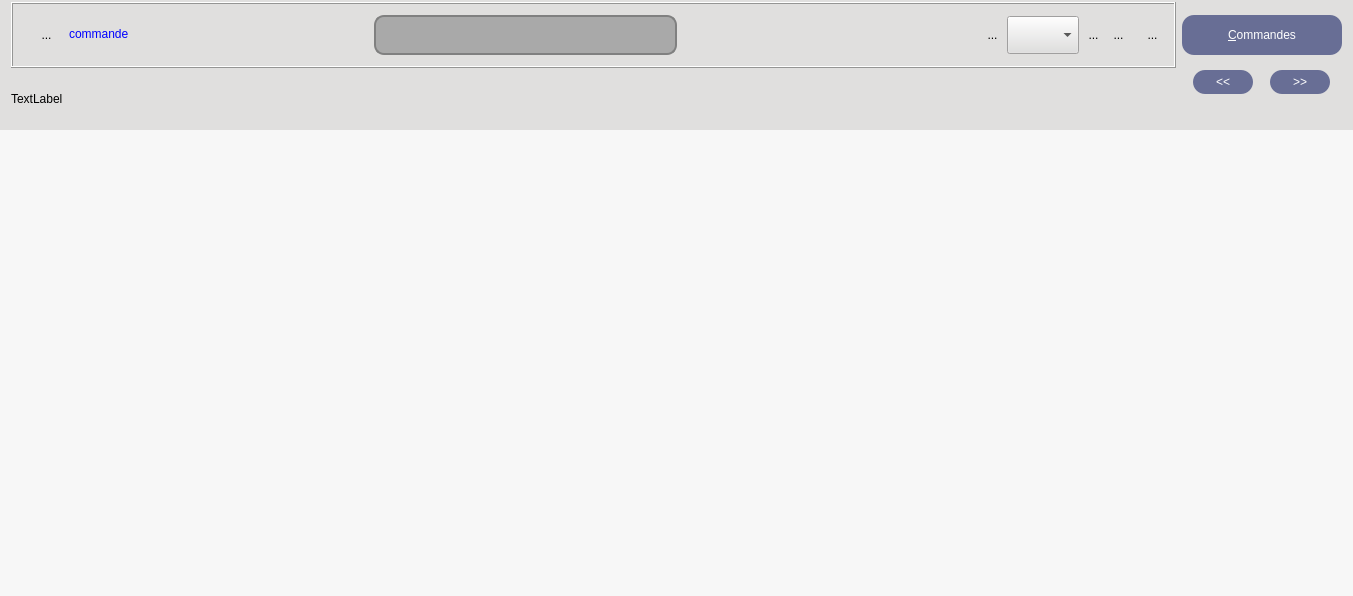
Above: UiQT5/desWidgetCommande.ui from SalomePlatform/eficas_tools before the change. Below: the same form after it.
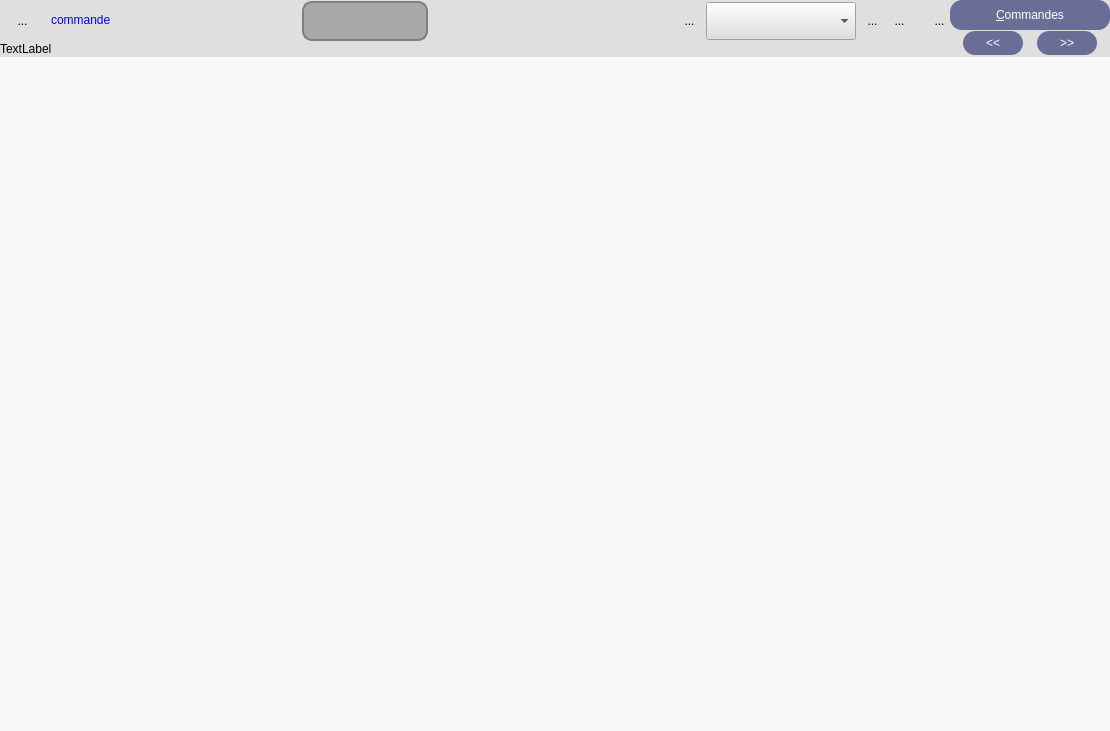
That is the form after the change. Icons and pictures are not drawn. Custom widgets are drawn as their Qt base class.

What changed in the file:
```diff
--- a/UiQT5/desWidgetCommande.ui
+++ b/UiQT5/desWidgetCommande.ui
@@ -6,8 +6,8 @@
    <rect>
     <x>0</x>
     <y>0</y>
-    <width>1353</width>
-    <height>596</height>
+    <width>1110</width>
+    <height>731</height>
    </rect>
   </property>
   <property name="sizePolicy">
@@ -32,7 +32,7 @@
    <string notr="true">background-color : rgb(224,223,222);
 font : 'times' 9px</string>
   </property>
-  <layout class="QVBoxLayout" name="verticalLayout_4">
+  <layout class="QVBoxLayout" name="verticalLayout_5">
    <property name="spacing">
     <number>0</number>
    </property>
@@ -50,46 +50,32 @@
      <property name="minimumSize">
       <size>
        <width>0</width>
-       <height>130</height>
+       <height>8</height>
       </size>
      </property>
      <property name="maximumSize">
       <size>
        <width>16777215</width>
-       <height>130</height>
+       <height>75</height>
       </size>
      </property>
      <property name="styleSheet">
       <string notr="true">background-color:rgb(224,223,222)</string>
      </property>
-     <layout class="QGridLayout" name="gridLayout_2">
-      <property name="topMargin">
-       <number>2</number>
+     <layout class="QHBoxLayout" name="horizontalLayout_2">
+      <property name="spacing">
+       <number>0</number>
       </property>
-      <property name="bottomMargin">
-       <number>3</number>
+      <property name="margin">
+       <number>0</number>
       </property>
-      <property name="verticalSpacing">
-       <number>2</number>
-      </property>
-      <item row="0" column="0">
-       <widget class="QFrame" name="frame_2">
-        <property name="sizePolicy">
-         <sizepolicy hsizetype="Preferred" vsizetype="Fixed">
-          <horstretch>0</horstretch>
-          <verstretch>0</verstretch>
-         </sizepolicy>
-        </property>
-        <property name="frameShape">
-         <enum>QFrame::Box</enum>
-        </property>
-        <property name="frameShadow">
-         <enum>QFrame::Raised</enum>
-        </property>
+      <item>
+       <layout class="QVBoxLayout" name="verticalLayout_3">
+        <property name="spacing">
+         <number>0</number>
+        </property>
+        <item>
         <layout class="QHBoxLayout" name="horizontalLayout">
-         <property name="spacing">
-          <number>0</number>
-         </property>
          <item>
           <spacer name="horizontalSpacer_5">
            <property name="orientation">
@@ -185,30 +171,26 @@
            </property>
           </widget>
          </item>
-         <item>
-          <spacer name="toto">
-           <property name="orientation">
-            <enum>Qt::Horizontal</enum>
-           </property>
-           <property name="sizeType">
-            <enum>QSizePolicy::Maximum</enum>
-           </property>
-           <property name="sizeHint" stdset="0">
-            <size>
-             <width>2</width>
-             <height>40</height>
-            </size>
-           </property>
-          </spacer>
-         </item>
          <item>
           <widget class="QLineEdit" name="LENom">
            <property name="sizePolicy">
-            <sizepolicy hsizetype="MinimumExpanding" vsizetype="Preferred">
+             <sizepolicy hsizetype="Fixed" vsizetype="Preferred">
              <horstretch>0</horstretch>
              <verstretch>0</verstretch>
             </sizepolicy>
            </property>
+            <property name="minimumSize">
+             <size>
+              <width>0</width>
+              <height>40</height>
+             </size>
+            </property>
+            <property name="maximumSize">
+             <size>
+              <width>16777215</width>
+              <height>200</height>
+             </size>
+            </property>
            <property name="toolTip">
             <string>Nom de l'objet. Seuls, les objets valides peuvent être nommés</string>
            </property>
@@ -239,36 +221,12 @@
            </property>
            <property name="sizeHint" stdset="0">
             <size>
-             <width>108</width>
-             <height>20</height>
+              <width>18</width>
+              <height>17</height>
             </size>
            </property>
           </spacer>
          </item>
-         <item>
-          <spacer name="horizontalSpacer_2">
-           <property name="orientation">
-            <enum>Qt::Horizontal</enum>
-           </property>
-           <property name="sizeType">
-            <enum>QSizePolicy::Ignored</enum>
-           </property>
-           <property name="sizeHint" stdset="0">
-            <size>
-             <width>2</width>
-             <height>40</height>
-            </size>
-           </property>
-          </spacer>
-         </item>
-         <item>
-          <layout class="QHBoxLayout" name="horizontalLayout_2">
-           <property name="spacing">
-            <number>4</number>
-           </property>
-           <property name="sizeConstraint">
-            <enum>QLayout::SetFixedSize</enum>
-           </property>
            <item>
             <widget class="QToolButton" name="RBRun">
              <property name="minimumSize">
@@ -317,7 +275,7 @@
              </property>
              <property name="minimumSize">
               <size>
-               <width>0</width>
+              <width>150</width>
                <height>38</height>
               </size>
              </property>
@@ -326,44 +284,6 @@
              </property>
             </widget>
            </item>
-           <item>
-            <widget class="QToolButton" name="RBInfo">
-             <property name="minimumSize">
-              <size>
-               <width>21</width>
-               <height>31</height>
-              </size>
-             </property>
-             <property name="maximumSize">
-              <size>
-               <width>31</width>
-               <height>31</height>
-              </size>
-             </property>
-             <property name="focusPolicy">
-              <enum>Qt::ClickFocus</enum>
-             </property>
-             <property name="toolTip">
-              <string>ouvre un navigateur sur l'aide contextuelle</string>
-             </property>
-             <property name="styleSheet">
-              <string notr="true">border : 0px</string>
-             </property>
-             <property name="text">
-              <string>...</string>
-             </property>
-             <property name="icon">
-              <iconset>
-               <normaloff>../../../.designer/Editeur/icons/point-interrogation.png</normaloff>../../../.designer/Editeur/icons/point-interrogation.png</iconset>
-             </property>
-             <property name="iconSize">
-              <size>
-               <width>21</width>
-               <height>31</height>
-              </size>
-             </property>
-            </widget>
-           </item>
            <item>
             <widget class="QToolButton" name="RBRegle">
              <property name="minimumSize">
@@ -402,7 +322,43 @@
              </property>
             </widget>
            </item>
-          </layout>
+          <item>
+           <widget class="QToolButton" name="RBInfo">
+            <property name="minimumSize">
+             <size>
+              <width>21</width>
+              <height>31</height>
+             </size>
+            </property>
+            <property name="maximumSize">
+             <size>
+              <width>31</width>
+              <height>31</height>
+             </size>
+            </property>
+            <property name="focusPolicy">
+             <enum>Qt::ClickFocus</enum>
+            </property>
+            <property name="toolTip">
+             <string>ouvre un navigateur sur l'aide contextuelle</string>
+            </property>
+            <property name="styleSheet">
+             <string notr="true">border : 0px</string>
+            </property>
+            <property name="text">
+             <string>...</string>
+            </property>
+            <property name="icon">
+             <iconset>
+              <normaloff>../../../.designer/Editeur/icons/point-interrogation.png</normaloff>../../../.designer/Editeur/icons/point-interrogation.png</iconset>
+            </property>
+            <property name="iconSize">
+             <size>
+              <width>21</width>
+              <height>31</height>
+             </size>
+            </property>
+           </widget>
          </item>
          <item>
           <spacer name="horizontalSpacer_4">
@@ -459,17 +415,31 @@
           </widget>
          </item>
         </layout>
-        <zorder>RBValide</zorder>
-        <zorder>labelNomCommande</zorder>
-        <zorder>LENom</zorder>
-        <zorder>horizontalSpacer_3</zorder>
-        <zorder>horizontalSpacer_4</zorder>
-        <zorder>RBPoubelle</zorder>
-        <zorder>horizontalSpacer_5</zorder>
-        <zorder>horizontalSpacer_7</zorder>
-       </widget>
-      </item>
-      <item row="0" column="1">
+        </item>
+        <item>
+         <widget class="QLabel" name="labelDoc">
+          <property name="sizePolicy">
+           <sizepolicy hsizetype="Preferred" vsizetype="Fixed">
+            <horstretch>0</horstretch>
+            <verstretch>0</verstretch>
+           </sizepolicy>
+          </property>
+          <property name="text">
+           <string>TextLabel</string>
+          </property>
+         </widget>
+        </item>
+       </layout>
+      </item>
+      <item>
+       <layout class="QVBoxLayout" name="verticalLayout_2">
+        <property name="spacing">
+         <number>1</number>
+        </property>
+        <property name="sizeConstraint">
+         <enum>QLayout::SetFixedSize</enum>
+        </property>
+        <item>
        <widget class="QPushButton" name="bCatalogue">
         <property name="sizePolicy">
          <sizepolicy hsizetype="Fixed" vsizetype="Fixed">
@@ -480,7 +450,7 @@
         <property name="minimumSize">
          <size>
           <width>160</width>
-          <height>40</height>
+            <height>30</height>
          </size>
         </property>
         <property name="focusPolicy">
@@ -509,19 +479,12 @@
         </property>
        </widget>
       </item>
-      <item row="1" column="0">
-       <widget class="QLabel" name="labelDoc">
-        <property name="text">
-         <string>TextLabel</string>
-        </property>
-       </widget>
-      </item>
-      <item row="1" column="1">
-       <layout class="QGridLayout" name="gridLayout">
-        <property name="verticalSpacing">
-         <number>0</number>
-        </property>
-        <item row="0" column="0">
+        <item>
+         <layout class="QHBoxLayout" name="horizontalLayout_3">
+          <property name="spacing">
+           <number>1</number>
+          </property>
+          <item>
          <widget class="QPushButton" name="bAvant">
           <property name="sizePolicy">
            <sizepolicy hsizetype="Fixed" vsizetype="Fixed">
@@ -567,7 +530,7 @@
           </property>
          </widget>
         </item>
-        <item row="0" column="1">
+          <item>
          <widget class="QPushButton" name="bApres">
           <property name="sizePolicy">
            <sizepolicy hsizetype="Fixed" vsizetype="Fixed">
@@ -613,7 +576,9 @@
           </property>
          </widget>
         </item>
-        <item row="1" column="0">
+         </layout>
+        </item>
+        <item>
          <spacer name="verticalSpacer_2">
           <property name="orientation">
            <enum>Qt::Vertical</enum>
@@ -621,7 +586,7 @@
           <property name="sizeHint" stdset="0">
            <size>
             <width>20</width>
-            <height>0</height>
+            <height>2</height>
            </size>
           </property>
          </spacer>
@@ -662,11 +627,17 @@
        <rect>
         <x>0</x>
         <y>0</y>
-        <width>1353</width>
-        <height>466</height>
+        <width>1110</width>
+        <height>669</height>
        </rect>
       </property>
-      <layout class="QVBoxLayout" name="verticalLayout">
+      <layout class="QVBoxLayout" name="verticalLayout_4">
+       <property name="spacing">
+        <number>0</number>
+       </property>
+       <property name="margin">
+        <number>0</number>
+       </property>
        <item>
         <layout class="QVBoxLayout" name="commandesLayout">
          <property name="spacing">
@@ -674,19 +645,6 @@
          </property>
         </layout>
        </item>
-       <item>
-        <spacer name="verticalSpacer">
-         <property name="orientation">
-          <enum>Qt::Vertical</enum>
-         </property>
-         <property name="sizeHint" stdset="0">
-          <size>
-           <width>20</width>
-           <height>5</height>
-          </size>
-         </property>
-        </spacer>
-       </item>
       </layout>
      </widget>
     </widget>
```
Left out of the diff: 2 changed lines with no effect on the pictures. Lines whose indentation alone changed are shown as unchanged.
